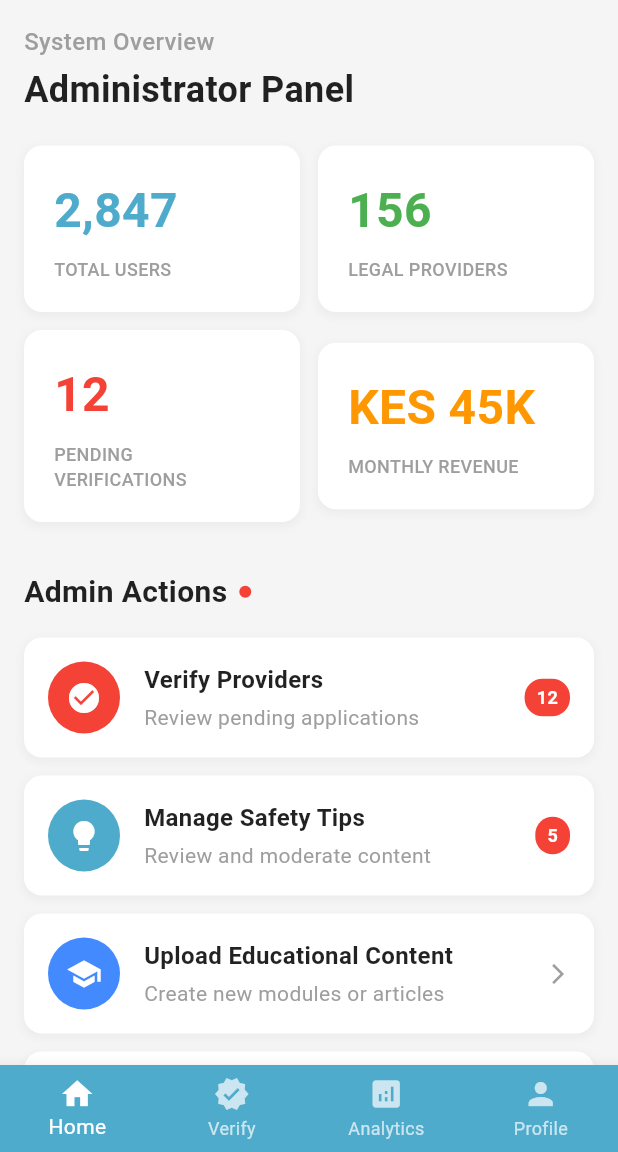
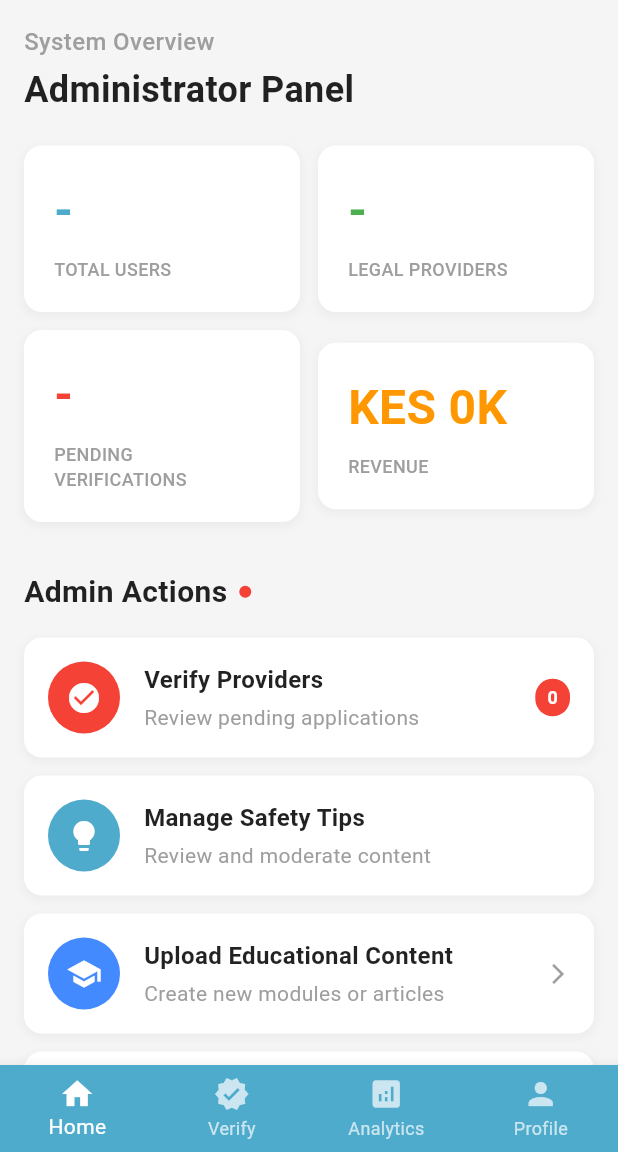
Before and after one commit to Joychepchumba/is_project_1, a Flutter app: the AdminHomepage screen opened directly, on a phone screen of 412 x 824 dp, the part 84-1236 px from its top. Run offline on Flutter 3.47's test engine with Material 3 defaults, Android fonts, the phone set to English and light mode, and no system bars; our stand-ins replace fl_chart, flutter_dotenv, geolocator, image_picker, share_plus, shared_preferences and 2 more; missing offline and left inert: mapbox_maps_flutter; accounts and stored records are empty; network calls fail.

Commit message:
Admin Analytics

```diff
--- /dev/null
+++ b/devtools_options.yaml
@@ -0,0 +1,3 @@
+description: This file stores settings for Dart & Flutter DevTools.
+documentation: https://docs.flutter.dev/tools/devtools/extensions#configure-extension-enablement-states
+extensions:
--- a/lib/pages/admin_pages/admin_homepage.dart
+++ b/lib/pages/admin_pages/admin_homepage.dart
@@ -2,6 +2,11 @@ import 'package:flutter/material.dart';
 import 'package:is_project_1/components/custom_admin.navbar.dart';
 import 'package:is_project_1/pages/admin_pages/UploadEducationPage.dart';
 import 'package:is_project_1/pages/admin_pages/Moderate_safety_tips_page.dart';
+import 'package:is_project_1/pages/admin_pages/verify_providers.dart';
+import 'package:is_project_1/pages/admin_pages/admin_analytics.dart';
+
+import 'package:http/http.dart' as http;
+import 'dart:convert';
 
 class AdminHomepage extends StatefulWidget {
   const AdminHomepage({super.key});
@@ -11,6 +16,52 @@ class AdminHomepage extends StatefulWidget {
 }
 
 class _AdminHomepageState extends State<AdminHomepage> {
+
+Map<String, dynamic> analytics = {};
+Map<String, dynamic> providerStats = {};
+bool isLoading = true;
+
+@override
+void initState() {
+  super.initState();
+  _fetchDashboardData();
+}
+
+Future<void> _fetchDashboardData() async {
+  final analyticsRes = await http.get(Uri.parse('https://de6f-41-90-176-14.ngrok-free.app/analytics/overview'));
+  final providerStatsRes = await http.get(Uri.parse('https://de6f-41-90-176-14.ngrok-free.app/provider_stats'));
+
+  print("analyticsRes: ${analyticsRes.body}");
+  print("providerStatsRes: ${providerStatsRes.body}");
+
+  if (analyticsRes.statusCode == 200 && providerStatsRes.statusCode == 200) {
+    setState(() {
+      analytics = jsonDecode(analyticsRes.body);
+      providerStats = jsonDecode(providerStatsRes.body);
+      isLoading = false;
+    });
+  } else {
+    setState(() => isLoading = false);
+    ScaffoldMessenger.of(context).showSnackBar(
+      const SnackBar(content: Text("Failed to load dashboard data")),
+    );
+  }
+}
+
+
+String _getTotalRevenue() {
+  final revenue = analytics['Total Revenue'];
+  if (revenue != null && revenue is List && revenue.isNotEmpty) {
+    final totalSum = revenue
+        .map((item) => (item['total'] ?? 0).toDouble())
+        .fold(0.0, (a, b) => a + b);
+
+    return '${totalSum.toStringAsFixed(1)}K';
+  }
+  return '0K';
+}
+
+
   @override
   Widget build(BuildContext context) {
     return Scaffold(
@@ -75,14 +126,18 @@ class _AdminHomepageState extends State<AdminHomepage> {
               children: [
                 Expanded(
                   child: _buildStatCard(
-                    '2,847',
+                    '${analytics['users'] ?? '-'}',
                     'TOTAL USERS',
                     const Color(0xFF4FABCB),
                   ),
                 ),
                 const SizedBox(width: 12),
                 Expanded(
-                  child: _buildStatCard('156', 'LEGAL PROVIDERS', Colors.green),
+                  child: _buildStatCard(
+                    '${providerStats['total'] ?? '-'}',
+                    'LEGAL PROVIDERS',
+                    Colors.green,
+                  ),
                 ),
               ],
             ),
@@ -91,7 +146,7 @@ class _AdminHomepageState extends State<AdminHomepage> {
               children: [
                 Expanded(
                   child: _buildStatCard(
-                    '12',
+                    '${providerStats['pending'] ?? '-'}',
                     'PENDING\nVERIFICATIONS',
                     Colors.red,
                   ),
@@ -99,8 +154,8 @@ class _AdminHomepageState extends State<AdminHomepage> {
                 const SizedBox(width: 12),
                 Expanded(
                   child: _buildStatCard(
-                    'KES 45K',
-                    'MONTHLY REVENUE',
+                    'KES ${_getTotalRevenue()}',
+                     'REVENUE',
                     Colors.orange,
                   ),
                 ),
@@ -133,14 +188,23 @@ class _AdminHomepageState extends State<AdminHomepage> {
             const SizedBox(height: 16),
 
             // Action Items
-            _buildActionItem(
+            InkWell(
+  onTap: () {
+    Navigator.push(
+      context,
+      MaterialPageRoute(builder: (_) => const VerifyProvidersPage()),
+    );
+  },
+  child: _buildActionItem(
     icon: Icons.check_circle,
     iconColor: Colors.red,
     title: 'Verify Providers',
     subtitle: 'Review pending applications',
-              badge: '12',
+    badge: '${providerStats['pending'] ?? '0'}',
     badgeColor: Colors.red,
   ),
+),
+
             const SizedBox(height: 12),
             InkWell(
             onTap: () {
@@ -154,7 +218,6 @@ class _AdminHomepageState extends State<AdminHomepage> {
     iconColor: Color(0xFF4FABCB),
     title: 'Manage Safety Tips',
     subtitle: 'Review and moderate content',
-    badge: '5',
     badgeColor: Colors.red,
   ),
 ),
@@ -176,13 +239,22 @@ class _AdminHomepageState extends State<AdminHomepage> {
   ),
 ),
             const SizedBox(height: 12),
-            _buildActionItem(
+           InkWell(
+  onTap: () {
+    Navigator.push(
+      context,
+      MaterialPageRoute(builder: (_) => const AdminAnalyticsPage()),
+    );
+  },
+  child: _buildActionItem(
     icon: Icons.bar_chart,
     iconColor: Colors.green,
     title: 'System Analytics',
     subtitle: 'Usage stats & performance',
     hasArrow: true,
   ),
+),
+
           ],
         ),
       ),
```
Also changed, not shown: lib/pages/admin_pages/admin_analytics.dart (+46 -5 lines), 1 other file. Lines whose indentation alone changed are shown as unchanged.
